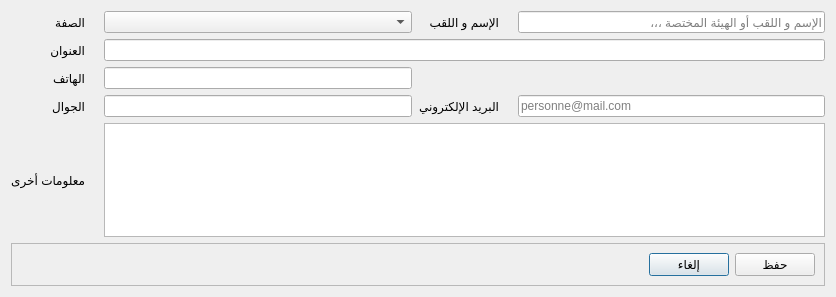
Qt form ui/widgets/form_client.ui (dukehub/baillif_app_v2) before a commit.
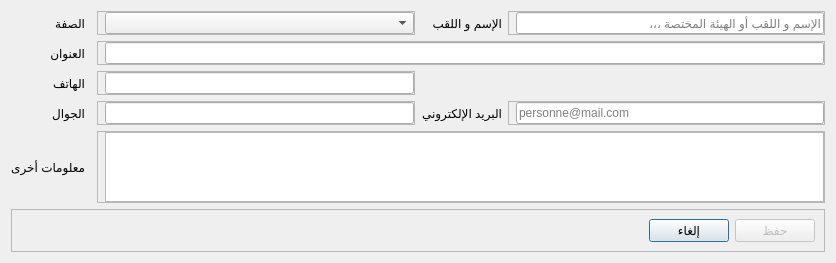
The same form after that commit. Icons and pictures are not drawn.

Commit message: form client avec validation

```diff
--- a/ui/widgets/form_client.ui
+++ b/ui/widgets/form_client.ui
@@ -7,7 +7,7 @@
     <x>0</x>
     <y>0</y>
     <width>836</width>
-    <height>297</height>
+    <height>263</height>
    </rect>
   </property>
   <property name="windowTitle">
@@ -18,14 +18,244 @@
     <normaloff>:/icons/icons/users.png</normaloff>:/icons/icons/users.png</iconset>
   </property>
   <layout class="QGridLayout" name="gridLayout">
-   <item row="1" column="1">
-    <widget class="QLabel" name="error_status">
+   <item row="7" column="0">
+    <widget class="QLabel" name="label_6">
      <property name="text">
-      <string/>
+      <string>الجوال</string>
      </property>
     </widget>
    </item>
-   <item row="17" column="0" colspan="6">
+   <item row="4" column="2">
+    <widget class="QFrame" name="frame_6">
+     <property name="frameShape">
+      <enum>QFrame::Shape::StyledPanel</enum>
+     </property>
+     <property name="frameShadow">
+      <enum>QFrame::Shadow::Raised</enum>
+     </property>
+     <layout class="QHBoxLayout" name="horizontalLayout_6">
+      <property name="spacing">
+       <number>0</number>
+      </property>
+      <property name="leftMargin">
+       <number>0</number>
+      </property>
+      <property name="topMargin">
+       <number>0</number>
+      </property>
+      <property name="rightMargin">
+       <number>0</number>
+      </property>
+      <property name="bottomMargin">
+       <number>0</number>
+      </property>
+      <item>
+       <widget class="QLabel" name="error_phone">
+        <property name="text">
+         <string/>
+        </property>
+       </widget>
+      </item>
+      <item>
+       <widget class="QLineEdit" name="le_phone">
+        <property name="inputMask">
+         <string>999 99 99 99</string>
+        </property>
+        <property name="placeholderText">
+         <string>xxx xx xx xx</string>
+        </property>
+       </widget>
+      </item>
+     </layout>
+    </widget>
+   </item>
+   <item row="4" column="0">
+    <widget class="QLabel" name="label_4">
+     <property name="text">
+      <string>الهاتف</string>
+     </property>
+    </widget>
+   </item>
+   <item row="1" column="2">
+    <widget class="QFrame" name="frame_2">
+     <property name="frameShape">
+      <enum>QFrame::Shape::StyledPanel</enum>
+     </property>
+     <property name="frameShadow">
+      <enum>QFrame::Shadow::Raised</enum>
+     </property>
+     <layout class="QHBoxLayout" name="horizontalLayout_2">
+      <property name="spacing">
+       <number>0</number>
+      </property>
+      <property name="leftMargin">
+       <number>0</number>
+      </property>
+      <property name="topMargin">
+       <number>0</number>
+      </property>
+      <property name="rightMargin">
+       <number>0</number>
+      </property>
+      <property name="bottomMargin">
+       <number>0</number>
+      </property>
+      <item>
+       <widget class="QLabel" name="error_legal_status">
+        <property name="text">
+         <string/>
+        </property>
+       </widget>
+      </item>
+      <item>
+       <widget class="QComboBox" name="cb_legal_status">
+        <property name="sizePolicy">
+         <sizepolicy hsizetype="Expanding" vsizetype="Fixed">
+          <horstretch>0</horstretch>
+          <verstretch>0</verstretch>
+         </sizepolicy>
+        </property>
+        <property name="placeholderText">
+         <string>تحـديد الصفة ،،،</string>
+        </property>
+       </widget>
+      </item>
+     </layout>
+    </widget>
+   </item>
+   <item row="1" column="0">
+    <widget class="QLabel" name="label">
+     <property name="text">
+      <string>الصفة</string>
+     </property>
+    </widget>
+   </item>
+   <item row="1" column="3">
+    <widget class="QLabel" name="label_2">
+     <property name="text">
+      <string>الإسم و اللقب</string>
+     </property>
+    </widget>
+   </item>
+   <item row="7" column="3">
+    <widget class="QLabel" name="label_5">
+     <property name="text">
+      <string>البريد الإلكتروني</string>
+     </property>
+    </widget>
+   </item>
+   <item row="7" column="2">
+    <widget class="QFrame" name="frame_7">
+     <property name="sizePolicy">
+      <sizepolicy hsizetype="Expanding" vsizetype="Preferred">
+       <horstretch>0</horstretch>
+       <verstretch>0</verstretch>
+      </sizepolicy>
+     </property>
+     <property name="frameShape">
+      <enum>QFrame::Shape::StyledPanel</enum>
+     </property>
+     <property name="frameShadow">
+      <enum>QFrame::Shadow::Raised</enum>
+     </property>
+     <layout class="QHBoxLayout" name="horizontalLayout_7">
+      <property name="spacing">
+       <number>0</number>
+      </property>
+      <property name="leftMargin">
+       <number>0</number>
+      </property>
+      <property name="topMargin">
+       <number>0</number>
+      </property>
+      <property name="rightMargin">
+       <number>0</number>
+      </property>
+      <property name="bottomMargin">
+       <number>0</number>
+      </property>
+      <item>
+       <widget class="QLabel" name="error_mobile">
+        <property name="text">
+         <string/>
+        </property>
+       </widget>
+      </item>
+      <item>
+       <widget class="QLineEdit" name="le_mobile">
+        <property name="inputMask">
+         <string>9999 99 99 99</string>
+        </property>
+        <property name="placeholderText">
+         <string>9999 99 99 99</string>
+        </property>
+       </widget>
+      </item>
+     </layout>
+    </widget>
+   </item>
+   <item row="3" column="0">
+    <widget class="QLabel" name="label_3">
+     <property name="text">
+      <string>العنوان</string>
+     </property>
+    </widget>
+   </item>
+   <item row="7" column="4">
+    <widget class="QFrame" name="frame_5">
+     <property name="frameShape">
+      <enum>QFrame::Shape::StyledPanel</enum>
+     </property>
+     <property name="frameShadow">
+      <enum>QFrame::Shadow::Raised</enum>
+     </property>
+     <layout class="QHBoxLayout" name="horizontalLayout_5">
+      <property name="spacing">
+       <number>0</number>
+      </property>
+      <property name="leftMargin">
+       <number>0</number>
+      </property>
+      <property name="topMargin">
+       <number>0</number>
+      </property>
+      <property name="rightMargin">
+       <number>0</number>
+      </property>
+      <property name="bottomMargin">
+       <number>0</number>
+      </property>
+      <item>
+       <widget class="QLabel" name="error_mail">
+        <property name="text">
+         <string/>
+        </property>
+       </widget>
+      </item>
+      <item>
+       <widget class="QLineEdit" name="le_mail">
+        <property name="text">
+         <string/>
+        </property>
+        <property name="maxLength">
+         <number>32767</number>
+        </property>
+        <property name="placeholderText">
+         <string>personne@mail.com</string>
+        </property>
+       </widget>
+      </item>
+     </layout>
+    </widget>
+   </item>
+   <item row="11" column="0">
+    <widget class="QLabel" name="label_7">
+     <property name="text">
+      <string>معلومات أخرى</string>
+     </property>
+    </widget>
+   </item>
+   <item row="16" column="0" colspan="5">
     <widget class="QFrame" name="frame">
      <property name="frameShape">
       <enum>QFrame::Shape::StyledPanel</enum>
@@ -56,6 +286,9 @@
       </item>
       <item>
        <widget class="QPushButton" name="pb_save">
+        <property name="enabled">
+         <bool>false</bool>
+        </property>
         <property name="text">
          <string>حفظ</string>
         </property>
@@ -64,24 +297,7 @@
      </layout>
     </widget>
    </item>
-   <item row="3" column="1">
-    <widget class="QLabel" name="error_address">
-     <property name="text">
-      <string/>
-     </property>
-    </widget>
-   </item>
-   <item row="3" column="2" colspan="4">
-    <widget class="QLineEdit" name="lineEdit"/>
-   </item>
-   <item row="1" column="4">
-    <widget class="QLabel" name="error_name">
-     <property name="text">
-      <string/>
-     </property>
-    </widget>
-   </item>
-   <item row="13" column="5">
+   <item row="12" column="4">
     <spacer name="verticalSpacer">
      <property name="orientation">
       <enum>Qt::Orientation::Vertical</enum>
@@ -94,131 +310,126 @@
      </property>
     </spacer>
    </item>
-   <item row="6" column="1">
-    <widget class="QLabel" name="error_phone">
-     <property name="text">
-      <string/>
+   <item row="1" column="4">
+    <widget class="QFrame" name="frame_3">
+     <property name="frameShape">
+      <enum>QFrame::Shape::StyledPanel</enum>
      </property>
-    </widget>
-   </item>
-   <item row="1" column="5">
-    <widget class="QLineEdit" name="le_full_name">
-     <property name="placeholderText">
-      <string>الإسم و اللقب أو الهيئة المختصة ،،،</string>
+     <property name="frameShadow">
+      <enum>QFrame::Shadow::Raised</enum>
      </property>
+     <layout class="QHBoxLayout" name="horizontalLayout_3">
+      <property name="spacing">
+       <number>0</number>
+      </property>
+      <property name="leftMargin">
+       <number>0</number>
+      </property>
+      <property name="topMargin">
+       <number>0</number>
+      </property>
+      <property name="rightMargin">
+       <number>0</number>
+      </property>
+      <property name="bottomMargin">
+       <number>0</number>
+      </property>
+      <item>
+       <widget class="QLabel" name="error_full_name">
+        <property name="text">
+         <string/>
+        </property>
+       </widget>
+      </item>
+      <item>
+       <widget class="QLineEdit" name="le_full_name">
+        <property name="placeholderText">
+         <string>الإسم و اللقب أو الهيئة المختصة ،،،</string>
+        </property>
+       </widget>
+      </item>
+     </layout>
     </widget>
    </item>
-   <item row="6" column="2">
-    <widget class="QLineEdit" name="le_phone">
-     <property name="inputMask">
-      <string>999 99 99 99</string>
+   <item row="3" column="2" colspan="3">
+    <widget class="QFrame" name="frame_4">
+     <property name="frameShape">
+      <enum>QFrame::Shape::StyledPanel</enum>
      </property>
-     <property name="placeholderText">
-      <string>xxx xx xx xx</string>
+     <property name="frameShadow">
+      <enum>QFrame::Shadow::Raised</enum>
      </property>
+     <layout class="QHBoxLayout" name="horizontalLayout_4">
+      <property name="spacing">
+       <number>0</number>
+      </property>
+      <property name="leftMargin">
+       <number>0</number>
+      </property>
+      <property name="topMargin">
+       <number>0</number>
+      </property>
+      <property name="rightMargin">
+       <number>0</number>
+      </property>
+      <property name="bottomMargin">
+       <number>0</number>
+      </property>
+      <item>
+       <widget class="QLabel" name="error_address">
+        <property name="text">
+         <string/>
+        </property>
+       </widget>
+      </item>
+      <item>
+       <widget class="QLineEdit" name="le_address"/>
+      </item>
+     </layout>
     </widget>
    </item>
-   <item row="1" column="2">
-    <widget class="QComboBox" name="cb_legal_status">
-     <property name="placeholderText">
-      <string>تحـديد الصفة ،،،</string>
+   <item row="11" column="2" colspan="3">
+    <widget class="QFrame" name="frame_8">
+     <property name="frameShape">
+      <enum>QFrame::Shape::StyledPanel</enum>
      </property>
-    </widget>
-   </item>
-   <item row="1" column="3">
-    <widget class="QLabel" name="label_2">
-     <property name="text">
-      <string>الإسم و اللقب</string>
+     <property name="frameShadow">
+      <enum>QFrame::Shadow::Raised</enum>
      </property>
-    </widget>
-   </item>
-   <item row="1" column="0">
-    <widget class="QLabel" name="label">
-     <property name="text">
-      <string>الصفة</string>
-     </property>
-    </widget>
-   </item>
-   <item row="3" column="0">
-    <widget class="QLabel" name="label_3">
-     <property name="text">
-      <string>العنوان</string>
-     </property>
-    </widget>
-   </item>
-   <item row="6" column="0">
-    <widget class="QLabel" name="label_4">
-     <property name="text">
-      <string>الهاتف</string>
-     </property>
-    </widget>
-   </item>
-   <item row="7" column="5">
-    <widget class="QLineEdit" name="le_mail">
-     <property name="text">
-      <string/>
-     </property>
-     <property name="maxLength">
-      <number>32767</number>
-     </property>
-     <property name="placeholderText">
-      <string>personne@mail.com</string>
-     </property>
-    </widget>
-   </item>
-   <item row="7" column="3">
-    <widget class="QLabel" name="label_5">
-     <property name="text">
-      <string>البريد الإلكتروني</string>
-     </property>
-    </widget>
-   </item>
-   <item row="7" column="4">
-    <widget class="QLabel" name="error_mail">
-     <property name="text">
-      <string/>
-     </property>
-    </widget>
-   </item>
-   <item row="7" column="0">
-    <widget class="QLabel" name="label_6">
-     <property name="text">
-      <string>الجوال</string>
-     </property>
-    </widget>
-   </item>
-   <item row="7" column="2">
-    <widget class="QLineEdit" name="le_mobile">
-     <property name="inputMask">
-      <string>9999 99 99 99</string>
-     </property>
-     <property name="placeholderText">
-      <string>9999 99 99 99</string>
-     </property>
-    </widget>
-   </item>
-   <item row="7" column="1">
-    <widget class="QLabel" name="error_mobile">
-     <property name="text">
-      <string/>
-     </property>
-    </widget>
-   </item>
-   <item row="12" column="2" colspan="4">
-    <widget class="QTextEdit" name="txe_notes">
-     <property name="sizePolicy">
-      <sizepolicy hsizetype="Preferred" vsizetype="Expanding">
-       <horstretch>0</horstretch>
-       <verstretch>0</verstretch>
-      </sizepolicy>
-     </property>
-    </widget>
-   </item>
-   <item row="12" column="0">
-    <widget class="QLabel" name="label_7">
-     <property name="text">
-      <string>معلومات أخرى</string>
-     </property>
+     <layout class="QHBoxLayout" name="horizontalLayout_8">
+      <property name="spacing">
+       <number>0</number>
+      </property>
+      <property name="leftMargin">
+       <number>0</number>
+      </property>
+      <property name="topMargin">
+       <number>0</number>
+      </property>
+      <property name="rightMargin">
+       <number>0</number>
+      </property>
+      <property name="bottomMargin">
+       <number>0</number>
+      </property>
+      <item>
+       <widget class="QLabel" name="error_notes">
+        <property name="text">
+         <string/>
+        </property>
+       </widget>
+      </item>
+      <item>
+       <widget class="QTextEdit" name="txe_notes">
+        <property name="sizePolicy">
+         <sizepolicy hsizetype="Expanding" vsizetype="Expanding">
+          <horstretch>0</horstretch>
+          <verstretch>0</verstretch>
+         </sizepolicy>
+        </property>
+       </widget>
+      </item>
+     </layout>
     </widget>
    </item>
   </layout>
```
Left out of the diff: 11 changed lines with no effect on the pictures. The commit also changes 9 other files.
